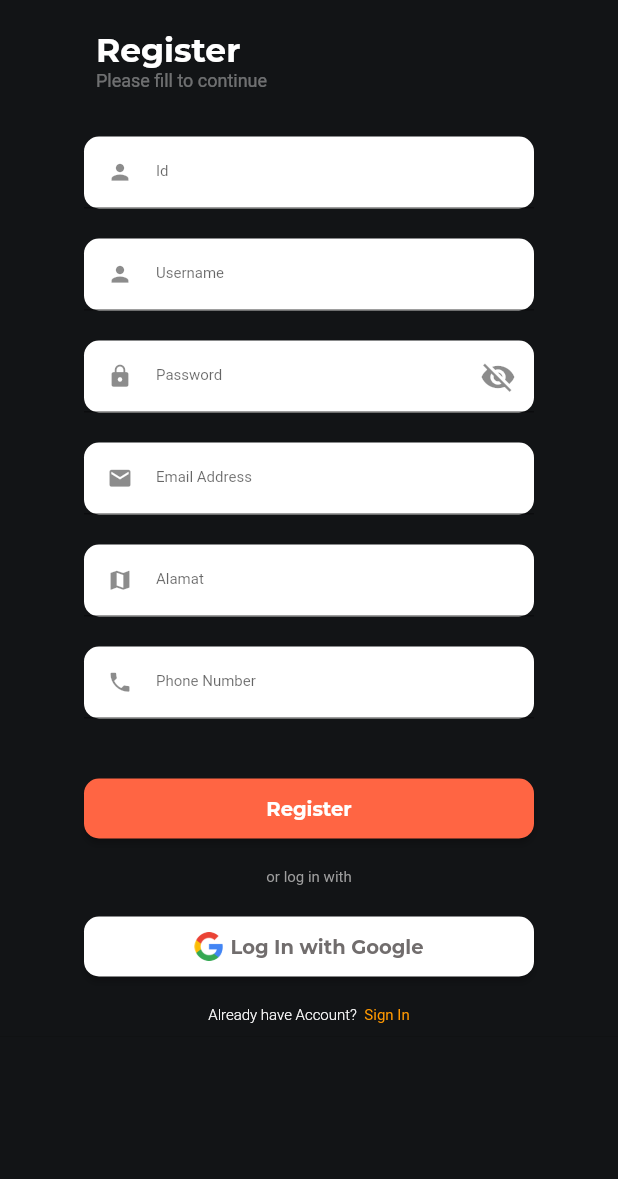
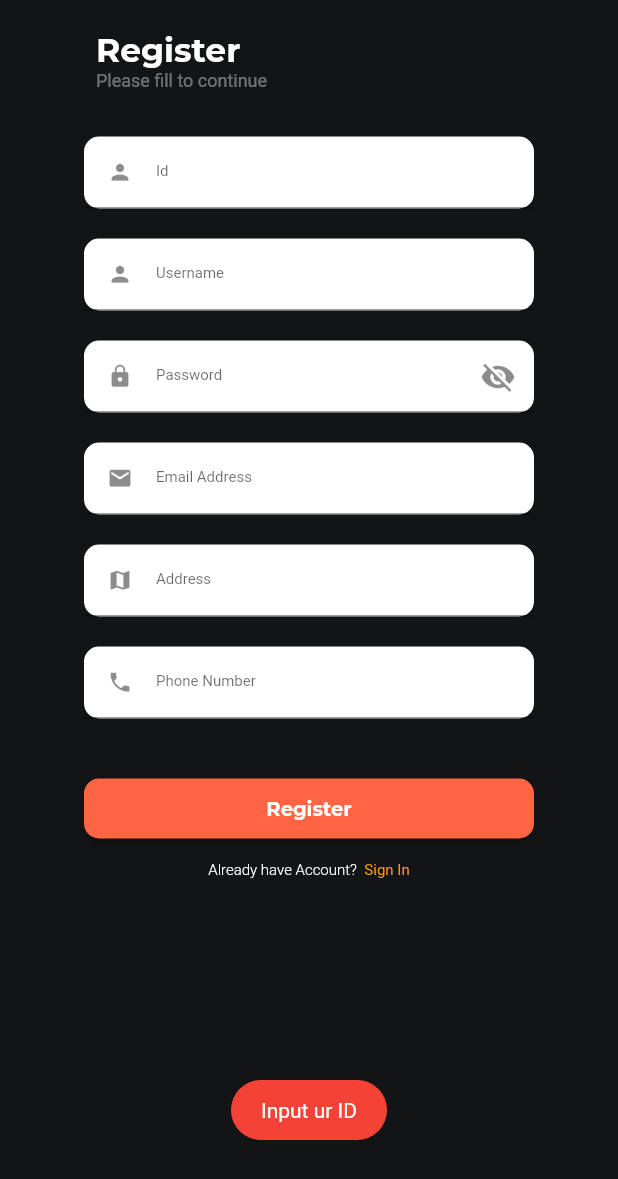
Before and after one commit to Waezqorney12/Project-Semester-3, a Flutter app: the screen it shows after launch, after a tap on "Sign Up", after a tap on "Register", on a phone screen of 412 x 824 dp. Shown: the top 1179 px of the screen. Run offline on Flutter 3.47's test engine with Material 2 defaults, Android fonts, the light colour scheme and no system bars; our stand-ins replace email_validator, fluttertoast, get, google_fonts, google_nav_bar, image_picker; network calls fail.

Commit message:
login register validation

```diff
--- /dev/null
+++ b/lib/auth/auth_controller.dart
@@ -0,0 +1,5 @@
+import 'package:get/get.dart';
+
+class AuthControlller extends GetxController implements GetxService{
+
+}
--- /dev/null
+++ b/lib/data/auth_repo.dart
@@ -0,0 +1,3 @@
+class AuthRepo{
+
+}
--- a/lib/home.dart
+++ b/lib/home.dart
@@ -3,7 +3,7 @@ import 'package:flutter/src/widgets/container.dart';
 import 'package:flutter/src/widgets/framework.dart';
 import 'package:google_nav_bar/google_nav_bar.dart';
 import 'package:jaya_office/Order.dart';
-import 'package:jaya_office/dashboard.dart';
+import 'package:jaya_office/home/dashboard.dart';
 import 'package:jaya_office/profile.dart';
 
 class Homes extends StatefulWidget {
--- a/lib/login.dart
+++ b/lib/login.dart
@@ -3,13 +3,14 @@ import 'dart:convert';
 import 'package:flutter/material.dart';
 import 'package:fluttertoast/fluttertoast.dart';
 import 'package:google_fonts/google_fonts.dart';
-import 'package:jaya_office/dashboard.dart';
+import 'package:jaya_office/home/dashboard.dart';
 import 'package:jaya_office/home.dart';
 
 import 'register.dart';
 import 'main.dart';
 
 import 'package:http/http.dart' as http;
+import 'package:email_validator/email_validator.dart';
 
 class login extends StatefulWidget {
   @override
@@ -17,17 +18,28 @@ class login extends StatefulWidget {
 }
 
 class _Login extends State<login> {
-
   bool _obscureText = true;
 
   TextEditingController username = TextEditingController();
   TextEditingController password = TextEditingController();
 
-  var token;
-  String msg = '';
-  save(String token){
-    final prefs;
-  }
+  // void _login() {
+  //   var email = username.text.trim();
+  //   var pass = password.text.trim();
+
+  //   if (email.isEmpty) {
+  //     Fluttertoast.showToast(
+  //       msg: "Input ur email",
+  //       textColor: Colors.white,
+  //     );
+  //   } else if (pass.isEmpty) {
+  //     Fluttertoast.showToast(
+  //       msg: "Input ur password",
+  //       textColor: Colors.white,
+  //     );
+  //   }
+  // }
+
   Future login() async {
     var url = Uri.http("192.168.1.10", '/login/login.php', {'q': '{http}'});
     var response = await http.post(url, body: {
@@ -35,8 +47,31 @@ class _Login extends State<login> {
       "password": password.text,
     });
 
+    var email = username.text.trim();
+    var pass = password.text.trim();
 
-    if (response.body.isNotEmpty) {
+    if (email.isEmpty) {
+      Fluttertoast.showToast(
+        msg: "Input ur email",
+        textColor: Colors.white,
+        backgroundColor: Colors.red,
+      );
+    } else if (!EmailValidator.validate(email, true)) {
+      setState(() {
+        Fluttertoast.showToast(
+          msg: "Invalid Format Email",
+          backgroundColor: Colors.red,
+          textColor: Colors.white,
+          toastLength: Toast.LENGTH_SHORT,
+        );
+      });
+    } else if (pass.isEmpty) {
+      Fluttertoast.showToast(
+        msg: "Input ur password",
+        textColor: Colors.white,
+        backgroundColor: Colors.red,
+      );
+    } else if (response.body.isNotEmpty) {
       json.decode(response.body);
       Fluttertoast.showToast(
         msg: "Login Success",
@@ -220,7 +255,7 @@ class _Login extends State<login> {
                     ),
                   ),
                   const SizedBox(
-                    height: 60,
+                    height: 50,
                   ),
 
                   // BUTTON LOGIN
@@ -234,8 +269,8 @@ class _Login extends State<login> {
                           borderRadius: BorderRadius.circular(10),
                         ),
                         onPressed: () {
+                          //_login();
                           login();
-
                         },
                         child: Align(
                           alignment: Alignment.center,
@@ -250,17 +285,11 @@ class _Login extends State<login> {
                       ),
                     ),
                   ),
-                  const SizedBox(
-                    height: 20,
-                  ),
+
                   // Text(
                   //   "or log in with",
                   //   style: GoogleFonts.roboto(fontSize: 10, color: Colors.grey),
                   // ),
-
-                  const SizedBox(
-                    height: 20,
-                  ),
 
                   // Container(
                   //   width: 300,
--- /dev/null
+++ b/lib/model/signup_model_body.dart
@@ -0,0 +1,20 @@
+class signupBody {
+  var id;
+  String username;
+  String password;
+  String email;
+  String alamat;
+  String telepon;
+
+  signupBody(
+      {
+      required this.id,
+      required this.username,
+      required this.password,
+      required this.email,
+      required this.alamat,
+      required this.telepon
+      });
+
+
+}
--- a/lib/register.dart
+++ b/lib/register.dart
@@ -1,5 +1,6 @@
 import 'dart:convert';
 
+import 'package:email_validator/email_validator.dart';
 import 'package:flutter/material.dart';
 import 'package:flutter/src/widgets/container.dart';
 import 'package:flutter/src/widgets/framework.dart';
@@ -7,6 +8,7 @@ import 'package:fluttertoast/fluttertoast.dart';
 import 'package:google_fonts/google_fonts.dart';
 import 'package:jaya_office/login.dart';
 import 'package:http/http.dart' as http;
+import 'package:jaya_office/model/signup_model_body.dart';
 import 'login.dart';
 import 'main.dart';
 
@@ -16,8 +18,6 @@ class regis extends StatefulWidget {
 }
 
 class _regisState extends State<regis> {
-
-
   //obscure text
   bool _OBS = true;
   TextEditingController idRegis = TextEditingController();
@@ -28,40 +28,119 @@ class _regisState extends State<regis> {
   TextEditingController nomorRegis = TextEditingController();
   TextEditingController alamatRegis = TextEditingController();
 
-  Future Regist() async {
-    var url = Uri.http("192.168.1.10", '/login/register.php', {'q': '{http}'});
-    var response = await http.post(url, body: {
-      "userid" : idRegis.text,
-      "username": usernamaRegis.text,
-      "password": passwordRegis.text,
-      "email": emailRegis.text,
-      "alamat": alamatRegis.text,
-      "telepon": nomorRegis.text,
-    });
+  void _registar() {
+    var id = idRegis.text.trim();
+    var username = usernamaRegis.text.trim();
+    var password = passwordRegis.text.trim();
+    var email = emailRegis.text.trim();
+    var alamat = alamatRegis.text.trim();
+    var nomor = nomorRegis.text.trim();
 
-    if (response.body.isNotEmpty) {
-      json.decode(response.body);
+    if (id.isEmpty) {
       Fluttertoast.showToast(
-        msg: "Register Success",
-        backgroundColor: Colors.orange,
+          msg: "Input ur ID",
+          backgroundColor: Colors.red,
           textColor: Colors.white,
           toastLength: Toast.LENGTH_SHORT,
         );
-      Navigator.push(
-        context,
-        MaterialPageRoute(
-          builder: (context) => login(),
-        ),
-      );
-    } else {
+    } else if (username.isEmpty) {
       Fluttertoast.showToast(
+          msg: "Input ur username",
           backgroundColor: Colors.red,
           textColor: Colors.white,
-        msg: "Invalid register",
           toastLength: Toast.LENGTH_SHORT,
         );
+    } else if (password.isEmpty) {
+      Fluttertoast.showToast(
+          msg: "Input ur Password",
+          backgroundColor: Colors.red,
+          textColor: Colors.white,
+          toastLength: Toast.LENGTH_SHORT,
+        );
+    } else if (email.isEmpty) {
+      Fluttertoast.showToast(
+          msg: "Input ur email",
+          backgroundColor: Colors.red,
+          textColor: Colors.white,
+          toastLength: Toast.LENGTH_SHORT,
+        );
+    } else if (!EmailValidator.validate(email, true)) {
+      setState(() {
+        Fluttertoast.showToast(
+          msg: "Invalid Format Email",
+          backgroundColor: Colors.red,
+          textColor: Colors.white,
+          toastLength: Toast.LENGTH_SHORT,
+        );
+      });
+    } else if (alamat.isEmpty) {
+      Fluttertoast.showToast(
+          msg: "Input your address",
+          backgroundColor: Colors.red,
+          textColor: Colors.white,
+          toastLength: Toast.LENGTH_SHORT,
+        );
+    } else if (nomor.isEmpty) {
+      Fluttertoast.showToast(
+          msg: "Input your phone number",
+          backgroundColor: Colors.red,
+          textColor: Colors.white,
+          toastLength: Toast.LENGTH_SHORT,
+        );
+    } else{
+      Fluttertoast.showToast(
+          msg: "All Good",
+          backgroundColor: Colors.red,
+          textColor: Colors.white,
+          toastLength: Toast.LENGTH_SHORT,
+        );
+        signupBody SignUpBody = signupBody(
+          id: id,
+          username: username,
+          password: password,
+          email: email,
+          alamat: alamat,
+          telepon: nomor
+          );
+          print(SignUpBody.toString());
     }
   }
+
+  // Future Regist() async {
+  //   var url = Uri.http("192.168.1.10", '/login/register.php', {'q': '{http}'});
+  //   var response = await http.post(url, body: {
+  //     "userid": idRegis.text,
+  //     "username": usernamaRegis.text,
+  //     "password": passwordRegis.text,
+  //     "email": emailRegis.text,
+  //     "alamat": alamatRegis.text,
+  //     "telepon": nomorRegis.text,
+  //   });
+
+  //   if (response.body.isNotEmpty) {
+  //     json.decode(response.body);
+  //     Fluttertoast.showToast(
+  //       msg: "Register Success",
+  //       backgroundColor: Colors.orange,
+  //       textColor: Colors.white,
+  //       toastLength: Toast.LENGTH_SHORT,
+  //     );
+  //     Navigator.push(
+  //       context,
+  //       MaterialPageRoute(
+  //         builder: (context) => login(),
+  //       ),
+  //     );
+  //   } else {
+  //     Fluttertoast.showToast(
+  //       backgroundColor: Colors.red,
+  //       textColor: Colors.white,
+  //       msg: "Invalid register",
+  //       toastLength: Toast.LENGTH_SHORT,
+  //     );
+  //   }
+  // }
+
   Widget regisPass() {
     return Container(
       width: 300,
@@ -155,7 +234,6 @@ class _regisState extends State<regis> {
           TextFormField(
             controller: nomorRegis,
             keyboardType: TextInputType.phone,
-
             decoration: InputDecoration(
               hintText: 'Phone Number',
               hintStyle: TextStyle(fontSize: 10),
@@ -182,7 +260,7 @@ class _regisState extends State<regis> {
             controller: alamatRegis,
             keyboardType: TextInputType.text,
             decoration: InputDecoration(
-              hintText: 'Alamat',
+              hintText: 'Address',
               hintStyle: TextStyle(fontSize: 10),
               prefixIcon: Icon(
                 Icons.map,
@@ -260,7 +338,6 @@ class _regisState extends State<regis> {
               //Label Register Email
               idRegister(),
 
-
               SizedBox(height: 20),
 
               regisUsername(),
@@ -297,7 +374,8 @@ class _regisState extends State<regis> {
                       borderRadius: BorderRadius.circular(10),
                     ),
                     onPressed: () {
-                      Regist();
+                      _registar();
+                      //Regist();
                       // Navigator.push(context,
                       //     MaterialPageRoute(builder: (context) => login()));
                     },
@@ -317,60 +395,56 @@ class _regisState extends State<regis> {
 
               //FONT LOGIN WITH
               SizedBox(
-                height: 20,
+                height: 15,
               ),
-              Align(
-                //alignment: Alignment.center,
-                child: Text(
-                  "or log in with",
-                  style: GoogleFonts.roboto(fontSize: 10, color: Colors.grey),
-                ),
-              ),
-              const SizedBox(
-                height: 20,
-              ),
+              // Align(
+              //   //alignment: Alignment.center,
+              //   child: Text(
+              //     "or log in with",
+              //     style: GoogleFonts.roboto(fontSize: 10, color: Colors.grey),
+              //   ),
+              // ),
+
 
               //BUTTON LOGIN WITH GOOGLE
-              Container(
-                width: 300,
-                height: 40,
-                //margin: EdgeInsets.only(left: 30),
-                child: GestureDetector(
-                  child: RawMaterialButton(
-                    fillColor: Colors.white,
-                    shape: RoundedRectangleBorder(
-                      borderRadius: BorderRadius.circular(10),
-                    ),
-                    onPressed: () {
-                      Navigator.pushReplacementNamed(context, '/login');
-                    },
-                    child: Row(
-                      mainAxisAlignment: MainAxisAlignment.center,
-                      children: <Widget>[
-                        Container(
-                          width: 24,
-                          height: 24,
-                          padding: EdgeInsets.only(right: 5),
-                          child: Image.asset(
-                            "assets/images/google.png",
-                          ),
-                        ),
-                        Text(
-                          "Log In with Google",
-                          style: GoogleFonts.montserrat(
-                              color: Color.fromARGB(255, 113, 109, 109),
-                              fontSize: 13,
-                              fontWeight: FontWeight.bold),
-                        ),
-                      ],
-                    ),
-                  ),
-                ),
-              ),
+              // Container(
+              //   width: 300,
+              //   height: 40,
+              //   //margin: EdgeInsets.only(left: 30),
+              //   child: GestureDetector(
+              //     child: RawMaterialButton(
+              //       fillColor: Colors.white,
+              //       shape: RoundedRectangleBorder(
+              //         borderRadius: BorderRadius.circular(10),
+              //       ),
+              //       onPressed: () {
+              //         Navigator.pushReplacementNamed(context, '/login');
+              //       },
+              //       child: Row(
+              //         mainAxisAlignment: MainAxisAlignment.center,
+              //         children: <Widget>[
+              //           Container(
+              //             width: 24,
+              //             height: 24,
+              //             padding: EdgeInsets.only(right: 5),
+              //             child: Image.asset(
+              //               "assets/images/google.png",
+              //             ),
+              //           ),
+              //           Text(
+              //             "Log In with Google",
+              //             style: GoogleFonts.montserrat(
+              //                 color: Color.fromARGB(255, 113, 109, 109),
+              //                 fontSize: 13,
+              //                 fontWeight: FontWeight.bold),
+              //           ),
+              //         ],
+              //       ),
+              //     ),
+              //   ),
+              // ),
 
-              SizedBox(
-                height: 20,
-              ),
+
 
               //FONT DONT HAVE ACCOUNT
               Row(
--- a/lib/screen/splash_screen.dart
+++ b/lib/screen/splash_screen.dart
@@ -64,30 +64,26 @@ class _SplashScreen extends State<SplashScreen> {
 
             // Bubble Kiri
             Positioned(
-              top: 480,
+              top: 650,
               left: 0,
               child: Image.asset("assets/images/Ellipse5.png"),
             ),
             Positioned(
-              top: 430,
+              top: 600,
               left: 40,
               child: Image.asset("assets/images/Ellipse6.png"),
             ),
             Positioned(
-              top: 400,
+              top: 570,
               left: 0,
               child: Image.asset("assets/images/Ellipse12.png"),
             ),
             Positioned(
-              top: 470,
+              top: 640,
               left: 30,
               child: Image.asset("assets/images/Ellipse13.png"),
             ),
-            Positioned(
-              top: 200,
-              bottom: 0,
-              child: Image.asset("assets/images/jaya.png"),
-            ),
+
           ],
         ),
       ),
--- a/pubspec.yaml
+++ b/pubspec.yaml
@@ -44,6 +44,10 @@ dependencies:
   fluttertoast: ^8.0.9
   shared_preferences: ^2.0.15
   image_picker: ^0.8.6
+  email_validator: ^2.0.1
+  get: ^4.6.5
+
+
 dev_dependencies:
   flutter_test:
     sdk: flutter
```
Also changed, not shown: lib/model/profileModel.dart (deleted, +0 -29 lines), lib/home/dashboard.dart (renamed from lib/dashboard.dart), pubspec.lock, 2 other files. Lines whose indentation alone changed are shown as unchanged.
